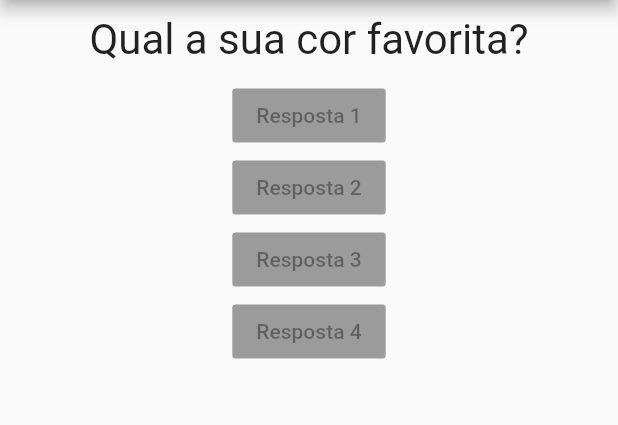
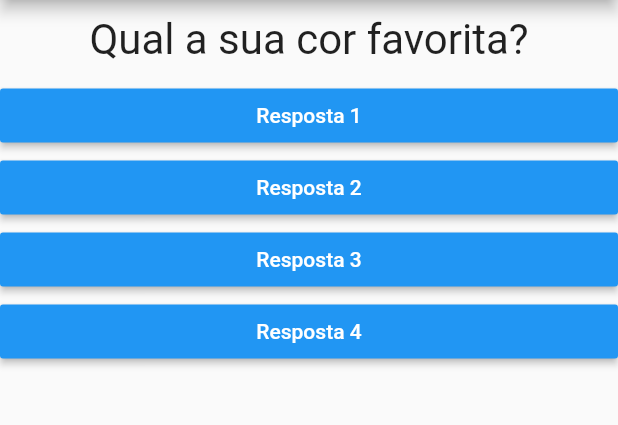
Before and after one commit to romildojpaiter/projeto_perguntas, a Flutter app: the screen it shows after launch, on a phone screen of 412 x 824 dp, the part 84-509 px from its top. Run offline on Flutter 3.47's test engine with Material 2 defaults, Android fonts, the phone set to English and light mode, and no system bars.

Commit message:
Inclusão do Component BtnResposta

```diff
--- a/lib/main.dart
+++ b/lib/main.dart
@@ -12,7 +12,7 @@ class _PerguntaAppState extends State<PerguntaApp> {
     'Qual o seu animal favorito?'
   ];
 
-  void responder() {
+  void _responder() {
     // setState chama toda a interface gráfica para ser reinderizada
     setState(() {
       if (_perguntaSelecionada < (perguntas.length - 1)) {
@@ -34,10 +34,10 @@ class _PerguntaAppState extends State<PerguntaApp> {
         body: Column(
           children: [
             Questao(perguntas[_perguntaSelecionada]),
-            Resposta('Resposta 1'),
-            Resposta('Resposta 2'),
-            Resposta('Resposta 3'),
-            Resposta('Resposta 4')
+            BtnResposta('Resposta 1', _responder),
+            BtnResposta('Resposta 2', _responder),
+            BtnResposta('Resposta 3', _responder),
+            BtnResposta('Resposta 4', _responder)
           ],
         ),
       ),
--- a/lib/resposta.dart
+++ b/lib/resposta.dart
@@ -1,15 +1,21 @@
 import 'package:flutter/material.dart';
 
-class Resposta extends StatelessWidget {
+class BtnResposta extends StatelessWidget {
   final String resposta;
+  final void Function() onSelecao;
 
-  Resposta(this.resposta);
+  BtnResposta(this.resposta, this.onSelecao);
 
   @override
   Widget build(BuildContext context) {
-    return RaisedButton(
-      child: Text(this.resposta),
-      onPressed: null,
+    return Container(
+      width: double.infinity,
+      child: RaisedButton(
+        child: Text(this.resposta),
+        color: Colors.blue,
+        textColor: Colors.white,
+        onPressed: this.onSelecao,
+      ),
     );
   }
 }
```
